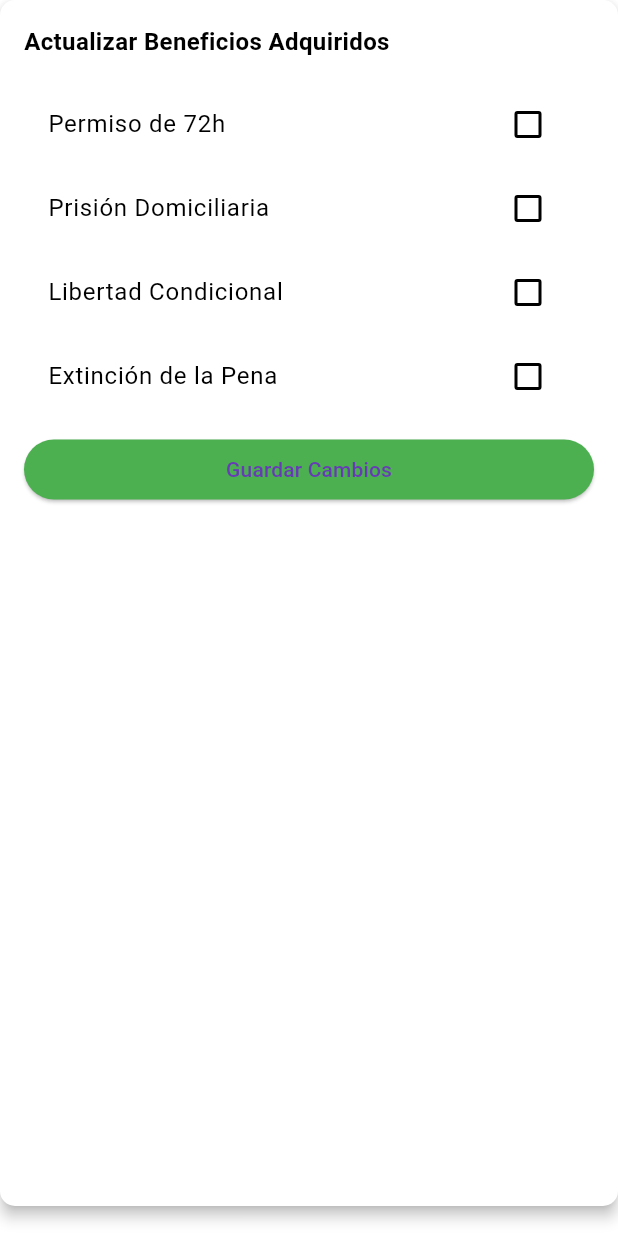
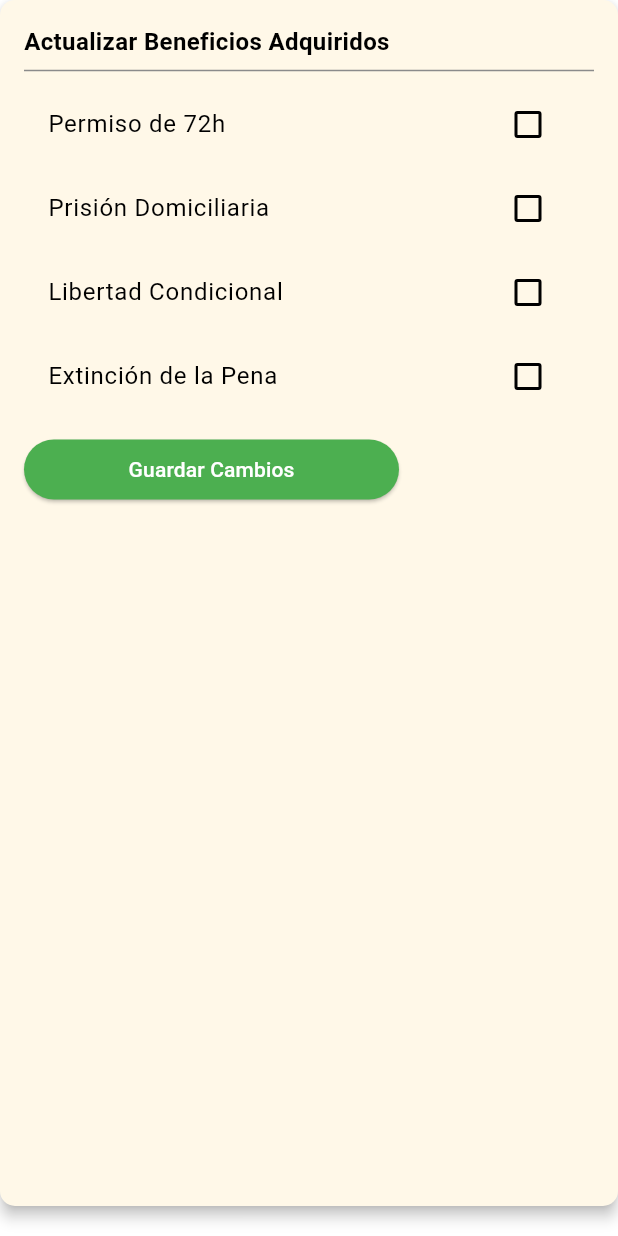
Before and after one commit to johnBernal1974/tuProcesoYa, a Flutter app: the EditarBeneficiosWidget widget shown alone on an empty page, opened directly with empty values, on a phone screen of 412 x 824 dp. Run offline on Flutter 3.47's test engine with Material 3 defaults, Android fonts, the phone set to English and light mode, and no system bars; our stand-ins replace cached_network_image, cloud_firestore, file_picker, firebase_auth, firebase_core, firebase_storage and 4 more; missing offline and left inert: dart:html, firebase_auth_platform_interface, universal_html, webview_flutter_web; accounts and stored records are empty; network calls fail.

Commit message:
Mejora de interfaz editar_registro_admin

```diff
--- a/lib/Pages/administrador/atender_derecho_peticion_admin/atender_derecho_peticion_admin.dart
+++ b/lib/Pages/administrador/atender_derecho_peticion_admin/atender_derecho_peticion_admin.dart
@@ -1701,7 +1701,7 @@ class _AtenderDerechoPeticionPageState extends State<AtenderDerechoPeticionPage>
                     "Hola *${userData!.nombreAcudiente}*,\n\n"
                     "Hemos enviado tu derecho de petición número *$numeroSeguimiento* a la autoridad competente.\n\n"
                         "Recuerda que la entidad tiene un tiempo aproximado de 20 días para responder a la presente solicitud. Te estaremos informando el resultado de la diligencia.\n\n\n"
-                        "Ingresa a la aplicacón / menu/ Historiales/ Tus Solicitudes derecho petición. Allí podrás ver el correo enviado:\n$urlApp\n\n"
+                        "Ingresa a la aplicación / menú / Historiales/ Tus Solicitudes derecho petición. Allí podrás ver el correo enviado:\n$urlApp\n\n"
                         "Gracias por confiar en nosotros.\n\nCordialmente,\n\n*El equipo de Tu Proceso Ya.*"
                 );
                 final link = "https://wa.me/$celular?text=$mensaje";
--- a/lib/commons/editar_beneficios_ppl.dart
+++ b/lib/commons/editar_beneficios_ppl.dart
@@ -1,5 +1,7 @@
 import 'package:flutter/material.dart';
 import 'package:cloud_firestore/cloud_firestore.dart';
+
+import '../src/colors/colors.dart';
 
 class EditarBeneficiosWidget extends StatefulWidget {
   final String pplId;
@@ -54,6 +56,7 @@ class _EditarBeneficiosWidgetState extends State<EditarBeneficiosWidget> {
   @override
   Widget build(BuildContext context) {
     return Card(
+      surfaceTintColor: Colors.amber.shade600,
       margin: const EdgeInsets.only(bottom: 20),
       shape: RoundedRectangleBorder(borderRadius: BorderRadius.circular(10)),
       elevation: 4,
@@ -66,7 +69,7 @@ class _EditarBeneficiosWidgetState extends State<EditarBeneficiosWidget> {
               "Actualizar Beneficios Adquiridos",
               style: TextStyle(fontWeight: FontWeight.bold, fontSize: 16),
             ),
-            const Divider(),
+            const Divider(color: gris),
             ..._beneficiosDisponibles.map((beneficio) => CheckboxListTile(
               title: Text(beneficio),
               value: _beneficiosSeleccionados.contains(beneficio),
@@ -82,11 +85,11 @@ class _EditarBeneficiosWidgetState extends State<EditarBeneficiosWidget> {
             )),
             const SizedBox(height: 10),
             SizedBox(
-              width: double.infinity,
+              width: 250,
               child: ElevatedButton(
                 onPressed: _guardarCambios,
                 style: ElevatedButton.styleFrom(backgroundColor: Colors.green),
-                child: const Text("Guardar Cambios"),
+                child: const Text("Guardar Cambios", style: TextStyle(color: blanco)),
               ),
             )
           ],
```
Also changed, not shown: 1 other file.
